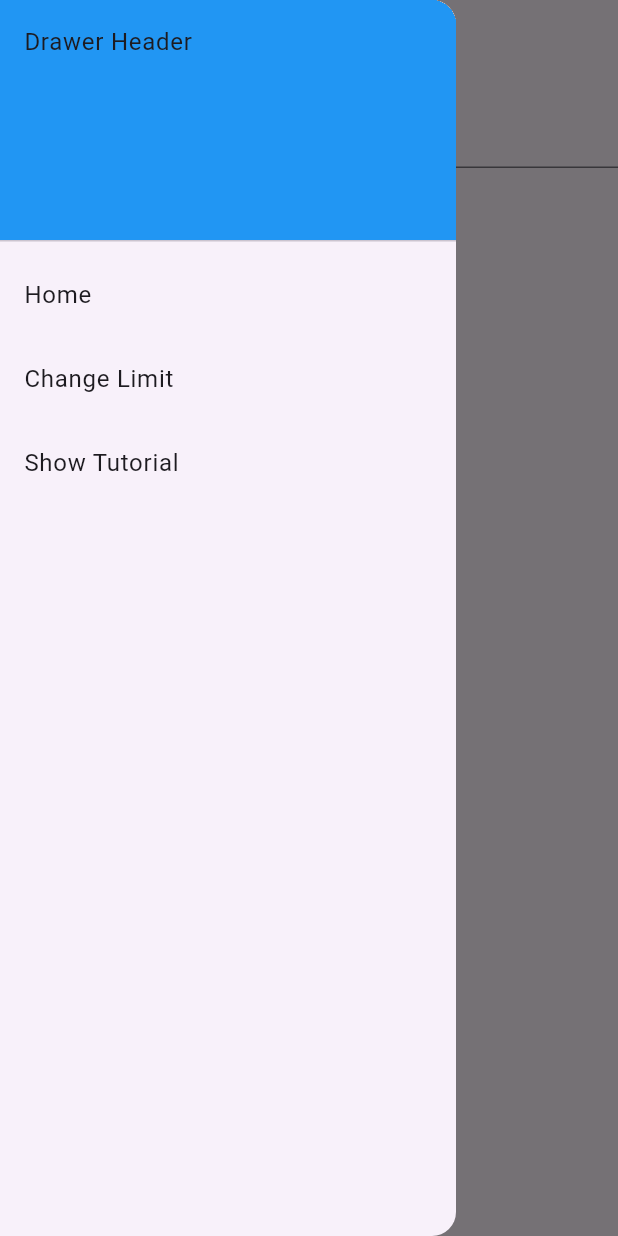
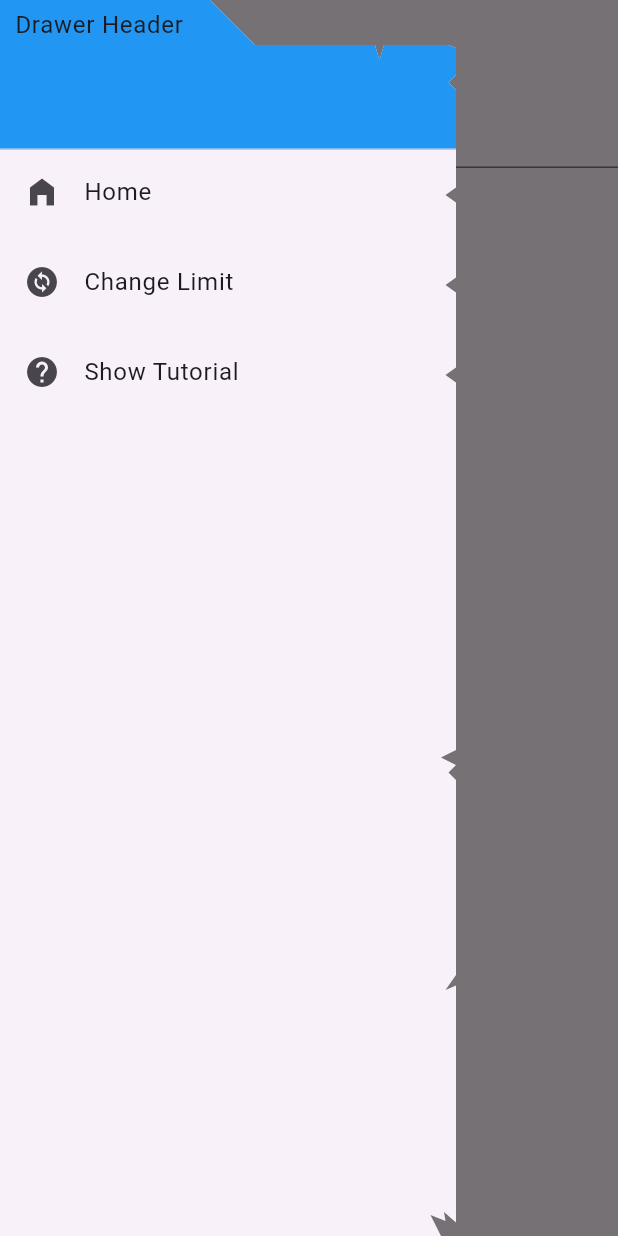
Before and after one commit to ProTechZ/Guess-O-Rama, a Flutter app: the ChooseNumberLimitScreen screen opened directly, with the side drawer open, on a phone screen of 412 x 824 dp. Run offline on Flutter 3.47's test engine with Material 2 defaults, Android fonts, the phone set to English and light mode, and no system bars; our stand-ins replace flutter_riverpod.

Commit message:
customised side drawer shape

```diff
--- a/lib/main.dart
+++ b/lib/main.dart
@@ -4,6 +4,11 @@ import 'package:flutter_riverpod/flutter_riverpod.dart';
 
 final maxGuessProvider = StateProvider((ref) => 100);
 final numOfGuessesListProvider = StateProvider<List<int>>((ref) => []);
+
+// brown FFFAE0
+// red EF3340
+// yellow F1B420
+// black 1e1e1e
 
 void main() {
   runApp(const ProviderScope(child: MyApp()));
--- a/lib/screens/choose_max_guess_screen.dart
+++ b/lib/screens/choose_max_guess_screen.dart
@@ -3,7 +3,7 @@ import 'package:guess_o_rama/main.dart';
 import 'package:flutter_riverpod/flutter_riverpod.dart';
 import 'package:guess_o_rama/screens/home_screen.dart';
 import 'package:guess_o_rama/functions/utility_functions.dart';
-import 'package:guess_o_rama/widgets/side_drawer.dart';
+import 'package:guess_o_rama/widgets/side_drawer/side_drawer.dart';
 
 class ChooseNumberLimitScreen extends ConsumerStatefulWidget {
   const ChooseNumberLimitScreen({super.key});
--- a/lib/screens/home_screen.dart
+++ b/lib/screens/home_screen.dart
@@ -3,7 +3,8 @@ import 'package:flutter_riverpod/flutter_riverpod.dart';
 import 'package:guess_o_rama/main.dart';
 import 'package:guess_o_rama/screens/loading_screen.dart';
 import 'package:guess_o_rama/widgets/logo.dart';
-import 'package:guess_o_rama/widgets/side_drawer.dart';
+import 'package:guess_o_rama/widgets/side_drawer/side_drawer.dart';
+import 'package:guess_o_rama/widgets/tutorial_card/tutorial_card.dart';
 
 class HomeScreen extends ConsumerWidget {
   const HomeScreen({super.key});
--- a/lib/widgets/side_drawer.dart
+++ /dev/null
@@ -1,51 +0,0 @@
-import 'package:flutter/material.dart';
-import 'package:guess_o_rama/screens/choose_max_guess_screen.dart';
-import 'package:guess_o_rama/screens/home_screen.dart';
-
-class SideDrawer extends StatelessWidget {
-  const SideDrawer({super.key});
-
-  @override
-  Widget build(BuildContext context) {
-    return Drawer(
-      child: ListView(
-        padding: EdgeInsets.zero,
-        children: [
-          const DrawerHeader(
-            decoration: BoxDecoration(
-              color: Colors.blue,
-            ),
-            child: Text('Drawer Header'),
-          ),
-          ListTile(
-            title: const Text('Home'),
-            onTap: () {
-              Navigator.of(context).pop();
-              Navigator.of(context).push(MaterialPageRoute(
-                builder: (context) => const HomeScreen(),
-              ));
-            },
-          ),
-          ListTile(
-            title: const Text('Change Limit'),
-            onTap: () {
-              Navigator.of(context).pop();
-              Navigator.of(context).push(MaterialPageRoute(
-                builder: (context) => const ChooseNumberLimitScreen(),
-              ));
-            },
-          ),
-          ListTile(
-            title: const Text('Show Tutorial'),
-            onTap: () {
-              Navigator.of(context).pop();
-              Navigator.of(context).push(MaterialPageRoute(
-                builder: (context) => const ChooseNumberLimitScreen(),
-              ));
-            },
-          ),
-        ],
-      ),
-    );
-  }
-}
--- /dev/null
+++ b/lib/widgets/side_drawer/side_drawer.dart
@@ -0,0 +1,82 @@
+import 'package:flutter/material.dart';
+import 'package:guess_o_rama/screens/home_screen.dart';
+import 'package:guess_o_rama/screens/choose_max_guess_screen.dart';
+import 'package:guess_o_rama/widgets/side_drawer/side_drawer_clipper.dart';
+
+class SideDrawer extends StatelessWidget {
+  const SideDrawer({super.key});
+
+  @override
+  Widget build(BuildContext context) {
+    return ClipPath(
+      clipper: SideDrawerClipper(),
+      child: Drawer(
+        shape: const RoundedRectangleBorder(
+          borderRadius: BorderRadius.only(
+            bottomRight: Radius.zero,
+          ),
+        ),
+        child: ListView(
+          padding: EdgeInsets.zero,
+          children: const [
+            SizedBox(
+              height: 100,
+              child: DrawerHeader(
+                decoration: BoxDecoration(color: Colors.blue),
+                margin: EdgeInsets.zero,
+                padding: EdgeInsets.symmetric(horizontal: 10, vertical: 5),
+                child: Text('Drawer Header'),
+              ),
+            ),
+            MyListTile(
+              text: 'Home',
+              icon: Icons.home_filled,
+              goToScreen: HomeScreen(),
+            ),
+            MyListTile(
+              text: 'Change Limit',
+              icon: Icons.change_circle,
+              goToScreen: ChooseNumberLimitScreen(),
+            ),
+            MyListTile(
+              text: 'Show Tutorial',
+              icon: Icons.help,
+              goToScreen: HomeScreen(),
+            ),
+          ],
+        ),
+      ),
+    );
+  }
+}
+
+class MyListTile extends StatelessWidget {
+  const MyListTile({
+    super.key,
+    required this.text,
+    required this.icon,
+    required this.goToScreen,
+  });
+
+  final String text;
+  final IconData icon;
+  final Widget goToScreen;
+
+  @override
+  Widget build(BuildContext context) {
+    return SizedBox(
+      height: 60,
+      child: ListTile(
+        titleAlignment: ListTileTitleAlignment.center,
+        leading: Icon(icon),
+        title: Text(text),
+        onTap: () {
+          Navigator.of(context).pop();
+          Navigator.of(context).push(MaterialPageRoute(
+            builder: (context) => goToScreen,
+          ));
+        },
+      ),
+    );
+  }
+}
--- /dev/null
+++ b/lib/widgets/side_drawer/side_drawer_clipper.dart
@@ -0,0 +1,71 @@
+import 'package:flutter/material.dart';
+
+class SideDrawerClipper extends CustomClipper<Path> {
+  @override
+  Path getClip(Size size) {
+    var path = Path();
+    var width = size.width; // 304
+    var height = size.height; // 890
+
+    path.moveTo(0, 0);
+
+    // slant
+    path.lineTo(140, 0);
+    path.lineTo(170, 30);
+
+    // first top triangle
+    path.lineTo(250, 30);
+    path.lineTo(253, 40);
+    path.lineTo(256, 30);
+
+    // top-right cut-off corner
+    path.lineTo(width - 5, 30);
+    path.lineTo(width, 32);
+
+    // drawer header triangle
+    path.lineTo(width, 50);
+    path.lineTo(width - 5, 55);
+    path.lineTo(width, 60);
+
+    // first list-tile triangle
+    path.lineTo(width, 125);
+    path.lineTo(width - 7, 130);
+    path.lineTo(width, 135);
+
+    // second list-tile traingle
+    path.lineTo(width, 185);
+    path.lineTo(width - 7, 190);
+    path.lineTo(width, 195);
+
+    // third list-tile traingle
+    path.lineTo(width, 245);
+    path.lineTo(width - 7, 250);
+    path.lineTo(width, 255);
+
+    // first and second side triangle
+    path.lineTo(width, 500);
+    path.lineTo(width - 10, 505);
+    path.lineTo(width, 510);
+    path.lineTo(width - 5, 515);
+    path.lineTo(width, 520);
+
+    // third triangle
+    path.lineTo(width, 650);
+    path.lineTo(width - 7, 660);
+    path.lineTo(width, 657);
+
+    // bottom-right corner
+    path.lineTo(width, height - 9);
+    path.lineTo(width- 8, height - 16);
+    path.lineTo(width- 7, height - 10);
+    path.lineTo(width - 17, height - 14);
+    path.lineTo(width - 10, height);
+
+    path.lineTo(0, height);
+    path.lineTo(0, 0);
+    return path;
+  }
+
+  @override
+  bool shouldReclip(CustomClipper<Path> oldClipper) => false;
+}
--- a/lib/tutorial_card/tutorial_card.dart
+++ b/lib/widgets/tutorial_card/tutorial_card.dart
@@ -1,8 +1,5 @@
-import 'dart:math';
-
 import 'package:flutter/material.dart';
-import 'package:guess_o_rama/widgets/logo.dart';
-import 'package:guess_o_rama/tutorial_card/tutorial_clipper.dart';
+import 'package:guess_o_rama/widgets/tutorial_card/tutorial_card_clipper.dart';
 
 class TutorialCard extends StatelessWidget {
   const TutorialCard({super.key});
--- a/lib/tutorial_card/tutorial_clipper.dart
+++ b/lib/widgets/tutorial_card/tutorial_card_clipper.dart
@@ -6,11 +6,12 @@ class TutorialCardClipper extends CustomClipper<Path> {
     var path = Path();
     var width = size.width;
     var height = size.height;
+
     path.moveTo(0, 0); // A
     path.lineTo(100, 0); // B
     path.lineTo(150, 40); // C
     path.lineTo(width - 10, 40); // D
-    path.quadraticBezierTo(width, 40, width, 50);
+    path.quadraticBezierTo(width, 40, width, 50);  // curves the top-right corner
     path.lineTo(width, height); // E
     path.lineTo(0, height); // F
     path.lineTo(0, 0); // A
```
Also changed, not shown: extra/All Notes.txt (+0 -53 lines).
